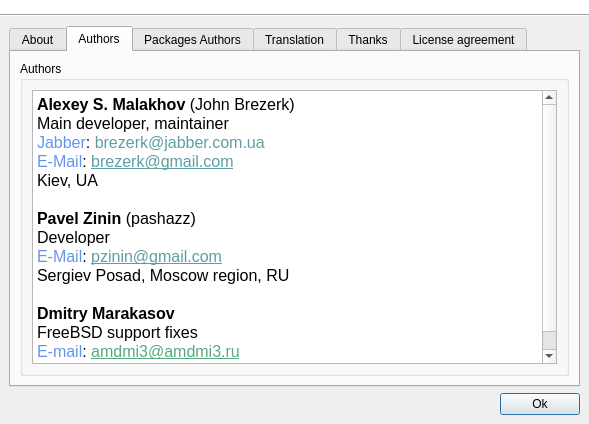
Old version of the form src/uis/About.ui in the repository brezerk/q4wine.
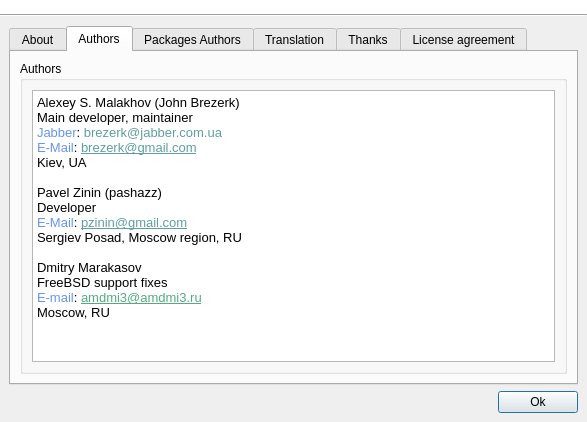
New version of the form. The open tabs and pages were chosen to show the change. Icons and pictures are not drawn.

Commit message: Fix for font support;

Diff of the .ui file:
```diff
--- a/src/uis/About.ui
+++ b/src/uis/About.ui
@@ -6,8 +6,8 @@
    <rect>
     <x>0</x>
     <y>0</y>
-    <width>589</width>
-    <height>424</height>
+    <width>587</width>
+    <height>422</height>
    </rect>
   </property>
   <property name="minimumSize">
@@ -280,21 +280,21 @@
 &lt;html&gt;&lt;head&gt;&lt;meta name=&quot;qrichtext&quot; content=&quot;1&quot; /&gt;&lt;style type=&quot;text/css&quot;&gt;
 p, li { white-space: pre-wrap; }
 &lt;/style&gt;&lt;/head&gt;&lt;body style=&quot; font-family:'Verdana'; font-size:10pt; font-weight:400; font-style:normal;&quot;&gt;
-&lt;p style=&quot; margin-top:0px; margin-bottom:0px; margin-left:0px; margin-right:0px; -qt-block-indent:0; text-indent:0px;&quot;&gt;&lt;span style=&quot; font-family:'Fixed [Misc]'; font-size:12pt; font-weight:600;&quot;&gt;Alexey S. Malakhov&lt;/span&gt;&lt;span style=&quot; font-family:'Fixed [Misc]'; font-size:12pt;&quot;&gt; (John Brezerk)&lt;/span&gt;&lt;/p&gt;
-&lt;p style=&quot; margin-top:0px; margin-bottom:0px; margin-left:0px; margin-right:0px; -qt-block-indent:0; text-indent:0px;&quot;&gt;&lt;span style=&quot; font-family:'Fixed [Misc]'; font-size:12pt;&quot;&gt;Main developer, maintainer&lt;/span&gt;&lt;/p&gt;
-&lt;p style=&quot; margin-top:0px; margin-bottom:0px; margin-left:0px; margin-right:0px; -qt-block-indent:0; text-indent:0px;&quot;&gt;&lt;span style=&quot; font-family:'Fixed [Misc]'; font-size:12pt; color:#6495ed;&quot;&gt;Jabber&lt;/span&gt;&lt;span style=&quot; font-family:'Fixed [Misc]'; font-size:12pt;&quot;&gt;: &lt;/span&gt;&lt;span style=&quot; font-family:'Fixed [Misc]'; font-size:12pt; color:#5f9ea0;&quot;&gt;brezerk@jabber.com.ua&lt;/span&gt;&lt;/p&gt;
-&lt;p style=&quot; margin-top:0px; margin-bottom:0px; margin-left:0px; margin-right:0px; -qt-block-indent:0; text-indent:0px;&quot;&gt;&lt;span style=&quot; font-family:'Fixed [Misc]'; font-size:12pt; color:#6495ed;&quot;&gt;E-Mail&lt;/span&gt;&lt;span style=&quot; font-family:'Fixed [Misc]'; font-size:12pt;&quot;&gt;: &lt;/span&gt;&lt;span style=&quot; font-family:'Fixed [Misc]'; font-size:12pt; text-decoration: underline; color:#5f9ea0;&quot;&gt;brezerk@gmail.com&lt;/span&gt;&lt;/p&gt;
-&lt;p style=&quot; margin-top:0px; margin-bottom:0px; margin-left:0px; margin-right:0px; -qt-block-indent:0; text-indent:0px;&quot;&gt;&lt;span style=&quot; font-family:'Fixed [Misc]'; font-size:12pt; color:#000000;&quot;&gt;Kiev, UA&lt;/span&gt;&lt;/p&gt;
-&lt;p style=&quot;-qt-paragraph-type:empty; margin-top:0px; margin-bottom:0px; margin-left:0px; margin-right:0px; -qt-block-indent:0; text-indent:0px; font-family:'Fixed [Misc]'; font-size:12pt;&quot;&gt;&lt;/p&gt;
-&lt;p style=&quot; margin-top:0px; margin-bottom:0px; margin-left:0px; margin-right:0px; -qt-block-indent:0; text-indent:0px;&quot;&gt;&lt;span style=&quot; font-family:'Fixed [Misc]'; font-size:12pt; font-weight:600; color:#000000;&quot;&gt;Pavel&lt;/span&gt;&lt;span style=&quot; font-family:'Fixed [Misc]'; font-size:12pt; color:#000000;&quot;&gt; &lt;/span&gt;&lt;span style=&quot; font-family:'Fixed [Misc]'; font-size:12pt; font-weight:600; color:#000000;&quot;&gt;Zinin &lt;/span&gt;&lt;span style=&quot; font-family:'Fixed [Misc]'; font-size:12pt; color:#000000;&quot;&gt;(pashazz)&lt;/span&gt;&lt;/p&gt;
-&lt;p style=&quot; margin-top:0px; margin-bottom:0px; margin-left:0px; margin-right:0px; -qt-block-indent:0; text-indent:0px;&quot;&gt;&lt;span style=&quot; font-family:'Fixed [Misc]'; font-size:12pt; color:#000000;&quot;&gt;Developer&lt;/span&gt;&lt;/p&gt;
-&lt;p style=&quot; margin-top:0px; margin-bottom:0px; margin-left:0px; margin-right:0px; -qt-block-indent:0; text-indent:0px;&quot;&gt;&lt;span style=&quot; font-family:'Fixed [Misc]'; font-size:12pt; color:#6495ed;&quot;&gt;E-Mail&lt;/span&gt;&lt;span style=&quot; font-family:'Fixed [Misc]'; font-size:12pt; color:#000000;&quot;&gt;: &lt;/span&gt;&lt;span style=&quot; font-family:'Fixed [Misc]'; font-size:12pt; text-decoration: underline; color:#5f9ea0;&quot;&gt;pzinin@gmail.com&lt;/span&gt;&lt;/p&gt;
-&lt;p style=&quot; margin-top:0px; margin-bottom:0px; margin-left:0px; margin-right:0px; -qt-block-indent:0; text-indent:0px;&quot;&gt;&lt;span style=&quot; font-family:'Fixed [Misc]'; font-size:12pt; color:#000000;&quot;&gt;Sergiev Posad, Moscow region, RU&lt;/span&gt;&lt;/p&gt;
-&lt;p style=&quot;-qt-paragraph-type:empty; margin-top:0px; margin-bottom:0px; margin-left:0px; margin-right:0px; -qt-block-indent:0; text-indent:0px; font-family:'Fixed [Misc]'; font-size:12pt; color:#000000;&quot;&gt;&lt;/p&gt;
-&lt;p style=&quot; margin-top:0px; margin-bottom:0px; margin-left:0px; margin-right:0px; -qt-block-indent:0; text-indent:0px;&quot;&gt;&lt;span style=&quot; font-family:'Fixed [Misc]'; font-size:12pt; font-weight:600;&quot;&gt;Dmitry Marakasov&lt;/span&gt;&lt;span style=&quot; font-family:'Fixed [Misc]'; font-size:12pt;&quot;&gt; &lt;/span&gt;&lt;/p&gt;
-&lt;p style=&quot; margin-top:0px; margin-bottom:0px; margin-left:0px; margin-right:0px; -qt-block-indent:0; text-indent:0px;&quot;&gt;&lt;span style=&quot; font-family:'Fixed [Misc]'; font-size:12pt; color:#000000;&quot;&gt;FreeBSD support fixes&lt;/span&gt;&lt;/p&gt;
-&lt;p style=&quot; margin-top:0px; margin-bottom:0px; margin-left:0px; margin-right:0px; -qt-block-indent:0; text-indent:0px;&quot;&gt;&lt;span style=&quot; font-family:'Fixed [Misc]'; font-size:12pt; color:#6495ed;&quot;&gt;E-mail&lt;/span&gt;&lt;span style=&quot; font-family:'Fixed [Misc]'; font-size:12pt;&quot;&gt;: &lt;/span&gt;&lt;span style=&quot; font-family:'Fixed [Misc]'; font-size:12pt; text-decoration: underline; color:#55aa7f;&quot;&gt;amdmi3@amdmi3.ru&lt;/span&gt;&lt;/p&gt;
-&lt;p style=&quot; margin-top:0px; margin-bottom:0px; margin-left:0px; margin-right:0px; -qt-block-indent:0; text-indent:0px;&quot;&gt;&lt;span style=&quot; font-family:'Fixed [Misc]'; font-size:12pt; color:#000000;&quot;&gt;Moscow, RU&lt;/span&gt;&lt;/p&gt;&lt;/body&gt;&lt;/html&gt;</string>
+&lt;p style=&quot; margin-top:0px; margin-bottom:0px; margin-left:0px; margin-right:0px; -qt-block-indent:0; text-indent:0px;&quot;&gt;Alexey S. Malakhov (John Brezerk)&lt;/p&gt;
+&lt;p style=&quot; margin-top:0px; margin-bottom:0px; margin-left:0px; margin-right:0px; -qt-block-indent:0; text-indent:0px;&quot;&gt;Main developer, maintainer&lt;/p&gt;
+&lt;p style=&quot; margin-top:0px; margin-bottom:0px; margin-left:0px; margin-right:0px; -qt-block-indent:0; text-indent:0px;&quot;&gt;&lt;span style=&quot; color:#6495ed;&quot;&gt;Jabber&lt;/span&gt;: &lt;span style=&quot; color:#5f9ea0;&quot;&gt;brezerk@jabber.com.ua&lt;/span&gt;&lt;/p&gt;
+&lt;p style=&quot; margin-top:0px; margin-bottom:0px; margin-left:0px; margin-right:0px; -qt-block-indent:0; text-indent:0px;&quot;&gt;&lt;span style=&quot; color:#6495ed;&quot;&gt;E-Mail&lt;/span&gt;: &lt;span style=&quot; text-decoration: underline; color:#5f9ea0;&quot;&gt;brezerk@gmail.com&lt;/span&gt;&lt;/p&gt;
+&lt;p style=&quot; margin-top:0px; margin-bottom:0px; margin-left:0px; margin-right:0px; -qt-block-indent:0; text-indent:0px;&quot;&gt;Kiev, UA&lt;/p&gt;
+&lt;p style=&quot;-qt-paragraph-type:empty; margin-top:0px; margin-bottom:0px; margin-left:0px; margin-right:0px; -qt-block-indent:0; text-indent:0px;&quot;&gt;&lt;/p&gt;
+&lt;p style=&quot; margin-top:0px; margin-bottom:0px; margin-left:0px; margin-right:0px; -qt-block-indent:0; text-indent:0px;&quot;&gt;Pavel&lt;span style=&quot; color:#000000;&quot;&gt; &lt;/span&gt;Zinin &lt;span style=&quot; color:#000000;&quot;&gt;(pashazz)&lt;/span&gt;&lt;/p&gt;
+&lt;p style=&quot; margin-top:0px; margin-bottom:0px; margin-left:0px; margin-right:0px; -qt-block-indent:0; text-indent:0px;&quot;&gt;Developer&lt;/p&gt;
+&lt;p style=&quot; margin-top:0px; margin-bottom:0px; margin-left:0px; margin-right:0px; -qt-block-indent:0; text-indent:0px;&quot;&gt;&lt;span style=&quot; color:#6495ed;&quot;&gt;E-Mail&lt;/span&gt;&lt;span style=&quot; color:#000000;&quot;&gt;: &lt;/span&gt;&lt;span style=&quot; text-decoration: underline; color:#5f9ea0;&quot;&gt;pzinin@gmail.com&lt;/span&gt;&lt;/p&gt;
+&lt;p style=&quot; margin-top:0px; margin-bottom:0px; margin-left:0px; margin-right:0px; -qt-block-indent:0; text-indent:0px;&quot;&gt;Sergiev Posad, Moscow region, RU&lt;/p&gt;
+&lt;p style=&quot;-qt-paragraph-type:empty; margin-top:0px; margin-bottom:0px; margin-left:0px; margin-right:0px; -qt-block-indent:0; text-indent:0px; color:#000000;&quot;&gt;&lt;/p&gt;
+&lt;p style=&quot; margin-top:0px; margin-bottom:0px; margin-left:0px; margin-right:0px; -qt-block-indent:0; text-indent:0px;&quot;&gt;Dmitry Marakasov &lt;/p&gt;
+&lt;p style=&quot; margin-top:0px; margin-bottom:0px; margin-left:0px; margin-right:0px; -qt-block-indent:0; text-indent:0px;&quot;&gt;FreeBSD support fixes&lt;/p&gt;
+&lt;p style=&quot; margin-top:0px; margin-bottom:0px; margin-left:0px; margin-right:0px; -qt-block-indent:0; text-indent:0px;&quot;&gt;&lt;span style=&quot; color:#6495ed;&quot;&gt;E-mail&lt;/span&gt;: &lt;span style=&quot; text-decoration: underline; color:#55aa7f;&quot;&gt;amdmi3@amdmi3.ru&lt;/span&gt;&lt;/p&gt;
+&lt;p style=&quot; margin-top:0px; margin-bottom:0px; margin-left:0px; margin-right:0px; -qt-block-indent:0; text-indent:0px;&quot;&gt;&lt;span style=&quot; color:#000000;&quot;&gt;Moscow, RU&lt;/span&gt;&lt;/p&gt;&lt;/body&gt;&lt;/html&gt;</string>
                </property>
                <property name="textInteractionFlags">
                 <set>Qt::LinksAccessibleByMouse|Qt::TextSelectableByMouse</set>
```
